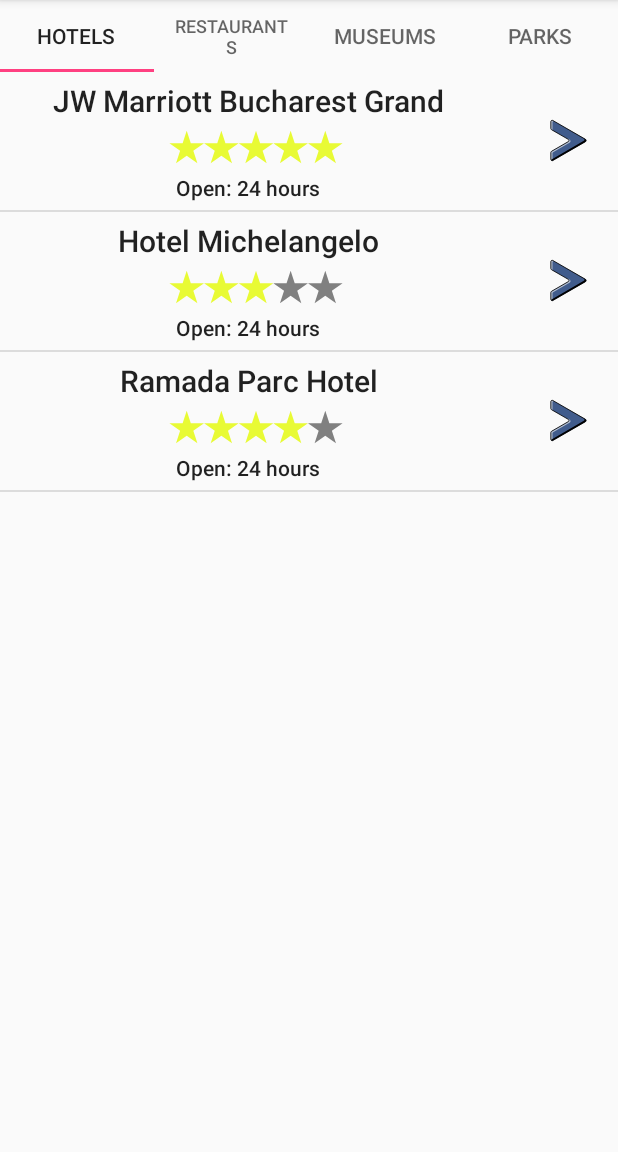
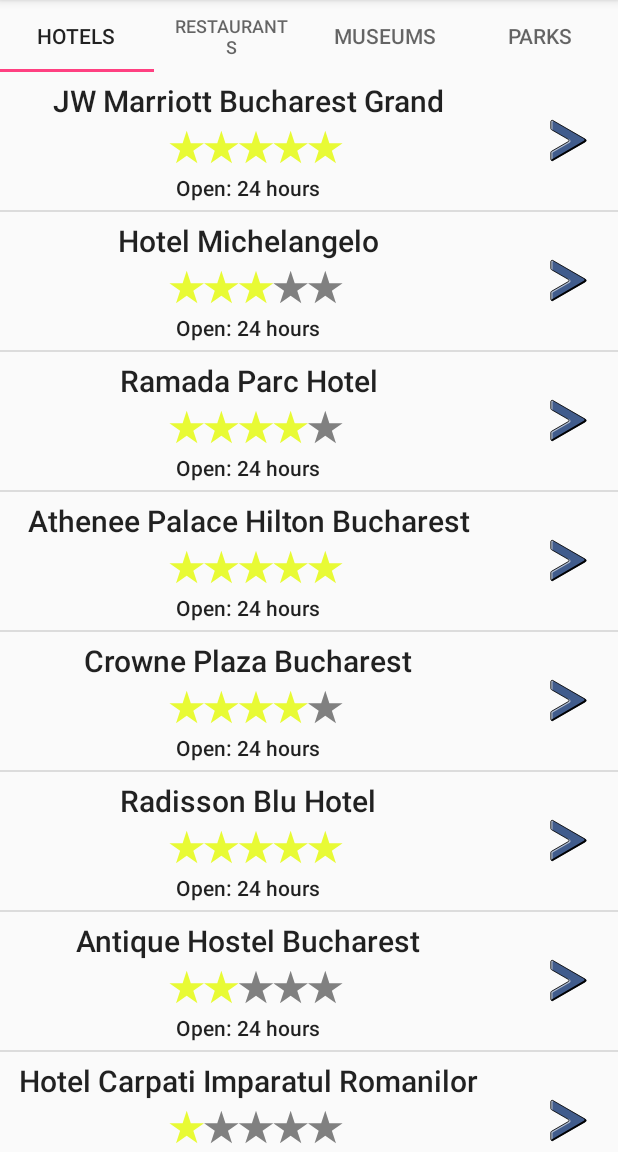
Before and after one commit to raulrada/BucharestTourGuide, an Android app: the screen it shows after launch (MainActivity), on a phone screen of 412 x 824 dp, the part 84-1236 px from its top. Run offline under Robolectric (Android 15) with nearby library versions, the phone set to English and light mode, and no system bars.

Commit message:
Implemented HotelsFragment

```diff
--- a/app/src/main/java/udacityscholarship/rada/raul/bucharesttourguide/HotelsFragment.java
+++ b/app/src/main/java/udacityscholarship/rada/raul/bucharesttourguide/HotelsFragment.java
@@ -1,5 +1,4 @@
 package udacityscholarship.rada.raul.bucharesttourguide;
-
 
 import android.os.Bundle;
 import android.support.v4.app.Fragment;
@@ -7,20 +6,14 @@ import android.view.LayoutInflater;
 import android.view.View;
 import android.view.ViewGroup;
 import android.widget.ListView;
-import android.widget.TextView;
-
 import java.util.ArrayList;
-
 
 /**
  * A simple {@link Fragment} subclass.
  */
 public class HotelsFragment extends Fragment {
 
-    // constants showing the number of stars of each Hotel in the list
-    private final int MARRIOT_STARS = 5;
-    private final int MICHELANGELO_STARS = 3;
-    private final int RAMADA_STARS = 4;
+
 
     public HotelsFragment() {
         // Required empty public constructor
@@ -53,6 +46,16 @@ public class HotelsFragment extends Fragment {
      * @return ArrayList<Attraction> containing Hotel objects
      */
     public ArrayList<Attraction> generateHotels() {
+        // constants showing the number of stars of each Hotel in the list
+        final int MARRIOT_STARS = 5;
+        final int MICHELANGELO_STARS = 3;
+        final int RAMADA_STARS = 4;
+        final int ATHENEE_STARS = 5;
+        final int CROWNE_STARS = 4;
+        final int RADISSON_STARS = 5;
+        final int ANTIQUE_STARS = 2;
+        final int CARPATI_STARS = 1;
+
         ArrayList<Attraction> hotels = new ArrayList<Attraction>();
         hotels.add(new Hotel(R.string.marriot_name, R.string.marriot_geo, R.string.marriot_address,
                 MARRIOT_STARS, R.string.marriot_web, R.string.marriot_phone));
@@ -60,6 +63,16 @@ public class HotelsFragment extends Fragment {
                 MICHELANGELO_STARS, R.string.michelangelo_web, R.string.michelangelo_phone));
         hotels.add(new Hotel(R.string.ramada_name, R.string.ramada_geo, R.string.ramada_address,
                 RAMADA_STARS, R.string.ramada_web, R.string.ramada_phone));
+        hotels.add(new Hotel(R.string.athenee_name, R.string.athenee_geo, R.string.athenee_address,
+                ATHENEE_STARS, R.string.athenee_web, R.string.athenee_phone));
+        hotels.add(new Hotel(R.string.crowne_name, R.string.crowne_geo, R.string.crowne_address,
+                CROWNE_STARS, R.string.crowne_web, R.string.crowne_phone));
+        hotels.add(new Hotel(R.string.radisson_name, R.string.radisson_geo, R.string.radisson_address,
+                RADISSON_STARS, R.string.radisson_web, R.string.radisson_phone));
+        hotels.add(new Hotel(R.string.antique_name, R.string.antique_geo, R.string.antique_address,
+                ANTIQUE_STARS, R.string.antique_web, R.string.antique_phone));
+        hotels.add(new Hotel(R.string.carpati_name, R.string.carpati_geo, R.string.carpati_address,
+                CARPATI_STARS, R.string.carpati_web, R.string.carpati_phone));
         return hotels;
     }
 }
--- a/app/src/main/res/values/strings.xml
+++ b/app/src/main/res/values/strings.xml
@@ -72,9 +72,39 @@
     <string name="michelangelo_geo">geo:44.448637, 26.091872</string>
 
     <string name="ramada_name">Ramada Parc Hotel</string>
-    <string name="ramada_address">3-5 B Poligrafiei Avenue, Bucharest 013704</string>
+    <string name="ramada_address">3&#8211;5 B Poligrafiei Avenue, Bucharest 013704</string>
     <string name="ramada_phone">021 549 2000</string>
     <string name="ramada_web">wyndhamhotels.com</string>
     <string name="ramada_geo">geo:44.479988, 26.063516</string>
 
+    <string name="athenee_name">Athenee Palace Hilton Bucharest</string>
+    <string name="athenee_address">1&#8211;3 Episcopiei Street, Bucharest 010292</string>
+    <string name="athenee_phone">021 303 3777</string>
+    <string name="athenee_web">hilton.com</string>
+    <string name="athenee_geo">geo:44.440931, 26.095772</string>
+
+    <string name="crowne_name">Crowne Plaza Bucharest</string>
+    <string name="crowne_address">1 Poligrafiei Boulevard, Bucharest 013704</string>
+    <string name="crowne_phone">021 224 0034</string>
+    <string name="crowne_web">ihg.com</string>
+    <string name="crowne_geo">geo:44.479590, 26.064300</string>
+
+    <string name="radisson_name">Radisson Blu Hotel</string>
+    <string name="radisson_address">63&#8211;81 Calea Victoriei, Bucharest 030165</string>
+    <string name="radisson_phone">021 311 9000</string>
+    <string name="radisson_web">radissonblu.com</string>
+    <string name="radisson_geo">geo:44.479590, 26.064300</string>
+
+    <string name="antique_name">Antique Hostel Bucharest</string>
+    <string name="antique_address">Splaiul Independentei, Bucharest 030167</string>
+    <string name="antique_phone">031 425 8519</string>
+    <string name="antique_web">n/a</string>
+    <string name="antique_geo">geo:44.429642, 26.099758</string>
+
+    <string name="carpati_name">Hotel Carpati Imparatul Romanilor</string>
+    <string name="carpati_address">16 Matei Millo Street, Bucharest 010145</string>
+    <string name="carpati_phone">021 315 0140</string>
+    <string name="carpati_web">imparatulromanilor.ro</string>
+    <string name="carpati_geo">geo:44.436369, 26.095076</string>
+
 </resources>
```
